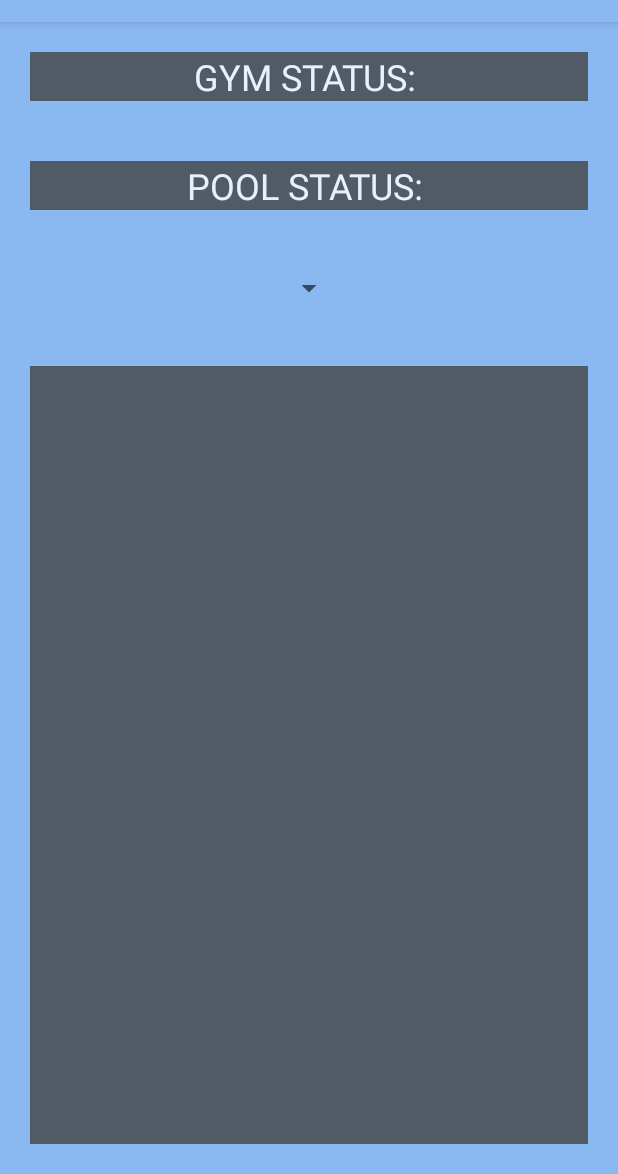
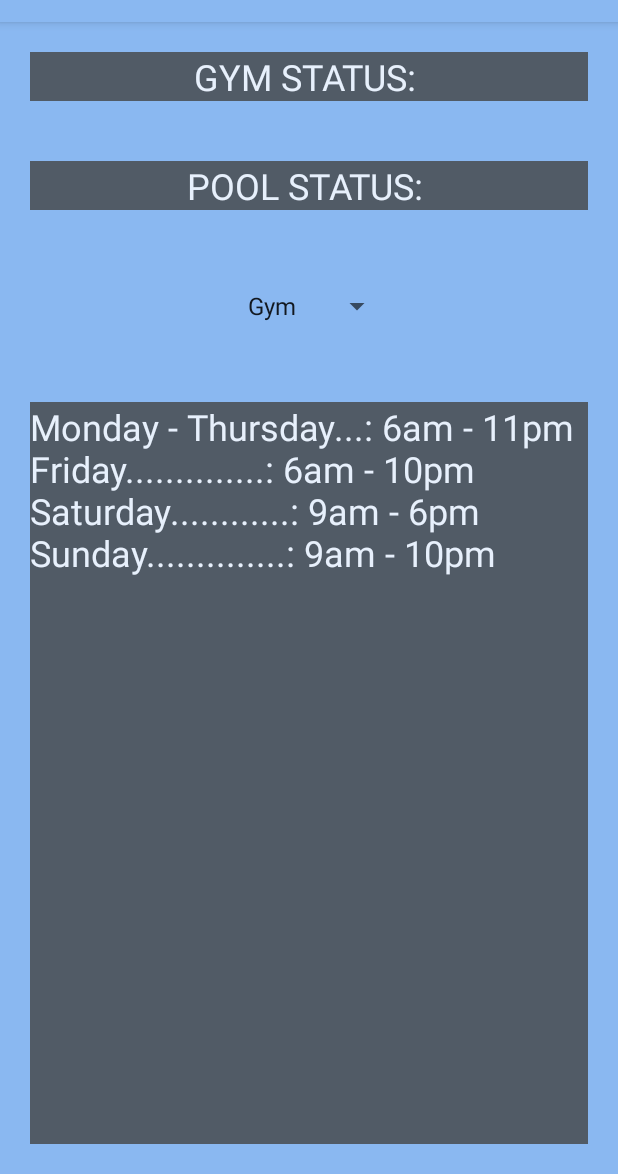
Before and after one commit to aaroncd2/Android-App-Development-Final-Project, an Android app: the HoursActivity screen opened directly, with no data from a screen before it, on a phone screen of 412 x 824 dp, the part 62-1236 px from its top. Run offline under Robolectric (Android 15) with nearby library versions, the phone set to English and light mode, and no system bars.

Commit message:
Hard-coded facility hours

```diff
--- a/app/src/main/java/com/example/gugymformation/HoursActivity.java
+++ b/app/src/main/java/com/example/gugymformation/HoursActivity.java
@@ -3,12 +3,72 @@ package com.example.gugymformation;
 import androidx.appcompat.app.AppCompatActivity;
 
 import android.os.Bundle;
+import android.util.Log;
+import android.view.View;
+import android.widget.AdapterView;
+import android.widget.ArrayAdapter;
+import android.widget.Spinner;
+import android.widget.SpinnerAdapter;
+import android.widget.TextView;
+
+import java.time.ZoneId;
+import java.time.ZonedDateTime;
+import java.util.ArrayList;
 
 public class HoursActivity extends AppCompatActivity {
-
+    final String TAG = "HoursActivityTag";
     @Override
     protected void onCreate(Bundle savedInstanceState) {
         super.onCreate(savedInstanceState);
         setContentView(R.layout.activity_hours);
+
+        ArrayList<String> locations = new ArrayList<>();
+        locations.add("Gym");
+        locations.add("Pool");
+
+        ArrayAdapter arrayAdapter = new ArrayAdapter(this,
+                                    android.R.layout.simple_list_item_1,
+                                        locations);
+        Spinner spinner = findViewById(R.id.choiceSpinner);
+        spinner.setAdapter(arrayAdapter);
+
+        spinner.setOnItemSelectedListener(new AdapterView.OnItemSelectedListener() {
+            @Override
+            public void onItemSelected(AdapterView<?> parent, View view, int position, long id) {
+                setHours();
+            }
+
+            @Override
+            public void onNothingSelected(AdapterView<?> parent) {
+                // do nothing
+            }
+        });
+
+    }
+
+    private void setHours(){
+        Spinner spinner = findViewById(R.id.choiceSpinner);
+        TextView hoursView = findViewById(R.id.hoursTextView);
+        String selection = spinner.getSelectedItem().toString();
+        switch (selection){
+            case "Gym":
+                String gymHours = "";
+                gymHours += "Monday - Thursday...: 6am - 11pm\n";
+                gymHours += "Friday..............: 6am - 10pm\n";
+                gymHours += "Saturday............: 9am - 6pm\n";
+                gymHours += "Sunday..............: 9am - 10pm\n";
+                hoursView.setText(gymHours);
+                break;
+            case "Pool":
+                String hours = "";
+                hours += "Monday - Thursday...: 6 - 8am, 11am - 10pm\n";
+                hours += "Friday..............: 6 - 8am, 11am - 9pm\n";
+                hours += "Saturday............: 11am - 5pm\n";
+                hours += "Sunday..............: 11am - 9pm\n";
+                hoursView.setText(hours);
+                break;
+            default:
+                break;
+        };
     }
 }
--- a/app/src/main/res/layout/activity_hours.xml
+++ b/app/src/main/res/layout/activity_hours.xml
@@ -40,6 +40,7 @@
         android:layout_height="wrap_content"
         android:layout_gravity="center_horizontal"
         android:layout_margin="20dp"
+        android:textSize="24dp"
         android:gravity="center"
         android:text="POOL STATUS: "/>
 
@@ -51,7 +52,7 @@
         android:textColor="#FFFFFF"
         android:alpha=".8"
         android:layout_margin="20dp"
-        android:layout_gravity="center_horizontal"
-        android:gravity="center" />
+        android:textSize="24dp"
+        android:layout_gravity="center_horizontal" />
 
 </LinearLayout>
--- a/app/src/main/res/layout/activity_main.xml
+++ b/app/src/main/res/layout/activity_main.xml
@@ -31,7 +31,7 @@
         android:layout_margin="20dp"
         android:textSize="24dp"
         android:alpha=".8"
-        android:text="workout button"/>
+        android:text="facility information"/>
 
     <Button
         android:id="@+id/workoutButton"
@@ -41,7 +41,7 @@
         android:layout_rowWeight="1"
         android:layout_columnWeight="1"
         android:layout_margin="20dp"
-        android:textSize="24dp"
+        android:textSize="20dp"
         android:alpha=".8"
         android:text="my workout"/>
 
```
